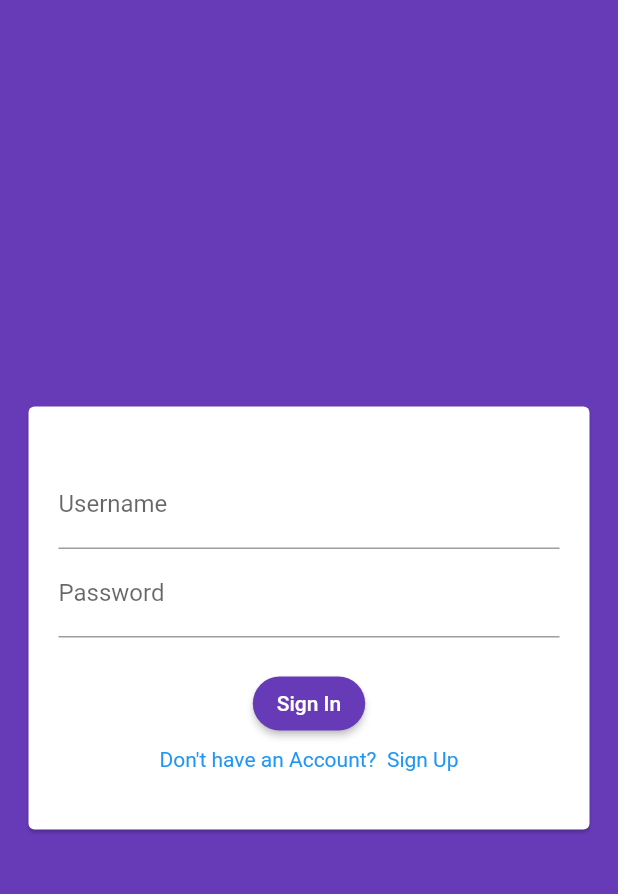
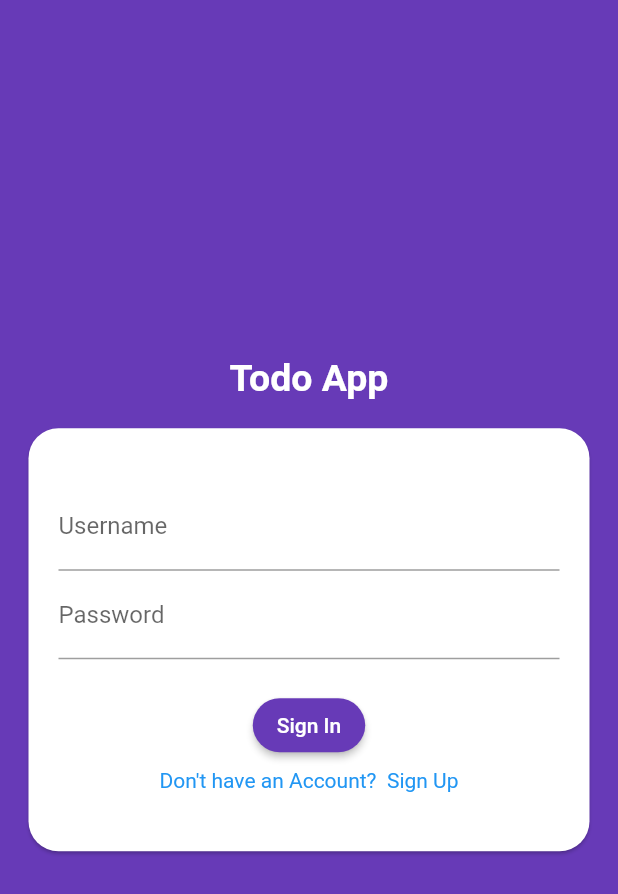
Before and after one commit to dev-raj-1729/flutter_todo_online, a Flutter app: the screen it shows after launch, on a phone screen of 412 x 824 dp. Shown: the top 894 px of the screen. Run offline on Flutter 3.47's test engine with Material 2 defaults, Android fonts, the phone set to English and light mode, and no system bars; our stand-ins replace shared_preferences; accounts and stored records are empty.

Commit message:
ui changes

```diff
--- a/lib/screens/auth_screen.dart
+++ b/lib/screens/auth_screen.dart
@@ -10,7 +10,19 @@ class AuthScreen extends StatelessWidget {
     return Scaffold(
       backgroundColor: Theme.of(context).primaryColor,
       body: Center(
-        child: AuthForm(),
+        child: Column(
+          mainAxisAlignment: MainAxisAlignment.center,
+          children: [
+            Text(
+              'Todo App',
+              style: TextStyle(
+                  color: Colors.white,
+                  fontWeight: FontWeight.bold,
+                  fontSize: 25),
+            ),
+            AuthForm(),
+          ],
+        ),
       ),
       resizeToAvoidBottomInset: false,
     );
--- a/lib/widgets/auth_form.dart
+++ b/lib/widgets/auth_form.dart
@@ -1,3 +1,5 @@
+import 'dart:math';
+
 import 'package:flutter/material.dart';
 import 'package:flutter_todo_online/models/api.dart';
 import 'package:flutter_todo_online/models/constants.dart';
@@ -78,11 +80,13 @@ class _AuthFormState extends State<AuthForm> {
 
   @override
   Widget build(BuildContext context) {
+    final mediaQuery = MediaQuery.of(context);
     return Container(
-      decoration: BoxDecoration(),
-      height: _authMode == AuthMode.signIn ? 320 : 460,
+      height: min(_authMode == AuthMode.signIn ? 320 : 460,
+          mediaQuery.size.height * 0.60),
       padding: EdgeInsets.all(15),
       child: Card(
+        shape: RoundedRectangleBorder(borderRadius: BorderRadius.circular(20)),
         child: Container(
           padding: EdgeInsets.only(left: 20, right: 20, top: 20),
           child: Form(
@@ -201,7 +205,8 @@ class _AuthFormState extends State<AuthForm> {
                       ),
                     ),
                     onTap: _loggingIn ? null : _switchAuthMode,
-                  )
+                  ),
+                  SizedBox(height: 10)
                 ],
               ),
             ),
--- a/lib/widgets/todo_form.dart
+++ b/lib/widgets/todo_form.dart
@@ -72,7 +72,7 @@ class _TodoFormState extends State<TodoForm> {
               alignment: Alignment.centerRight,
               child: ElevatedButton(
                 onPressed: _submitForm,
-                child: Text('Add'),
+                child: Text(widget.todoItem == null ? 'Add' : 'Update'),
               ),
             ),
           ],
```
Also changed, not shown: lib/screens/home_screen.dart (+8 -1 lines).
